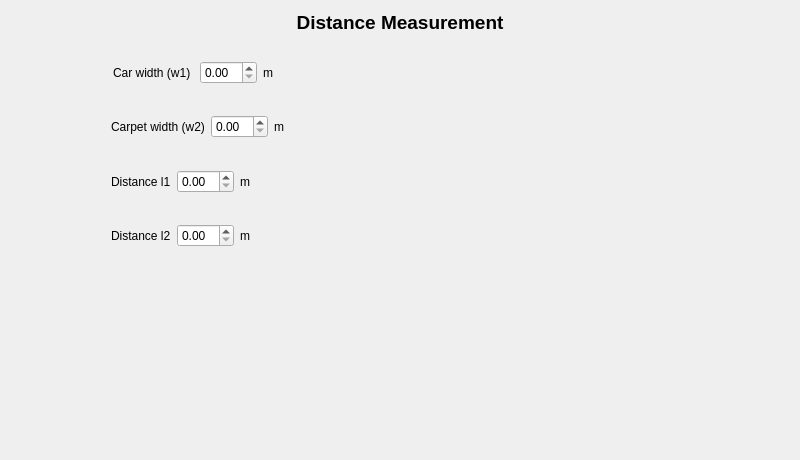
Qt form src/camera_model/camera_wizard/measurement_page/measurement_page.ui (vietanhdev/open-adas) before a commit.
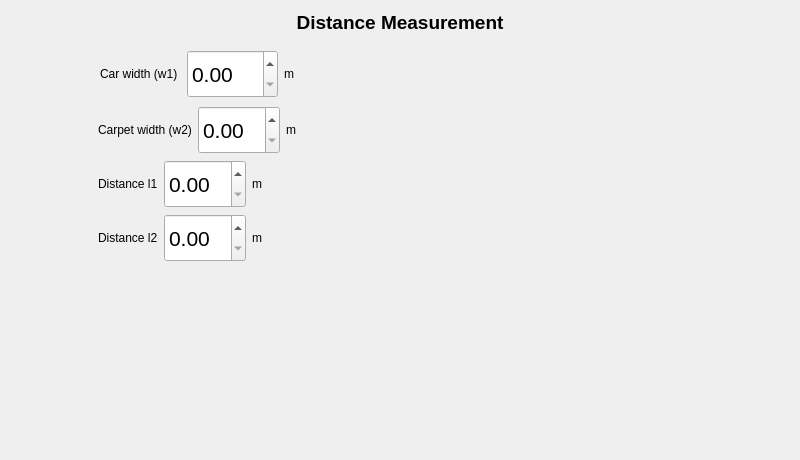
The same form after that commit. Icons and pictures are not drawn.

Commit message: Get value from measurement page

```diff
--- a/src/camera_model/camera_wizard/measurement_page/measurement_page.ui
+++ b/src/camera_model/camera_wizard/measurement_page/measurement_page.ui
@@ -125,7 +125,28 @@
             </widget>
            </item>
            <item>
-            <widget class="QDoubleSpinBox" name="carWidthInput"/>
+            <widget class="QDoubleSpinBox" name="carWidthInput">
+             <property name="sizePolicy">
+              <sizepolicy hsizetype="Minimum" vsizetype="Fixed">
+               <horstretch>32</horstretch>
+               <verstretch>32</verstretch>
+              </sizepolicy>
+             </property>
+             <property name="minimumSize">
+              <size>
+               <width>64</width>
+               <height>48</height>
+              </size>
+             </property>
+             <property name="font">
+              <font>
+               <pointsize>16</pointsize>
+              </font>
+             </property>
+             <property name="singleStep">
+              <double>0.100000000000000</double>
+             </property>
+            </widget>
            </item>
            <item>
             <widget class="QLabel" name="label_6">
@@ -146,7 +167,22 @@
             </widget>
            </item>
            <item>
-            <widget class="QDoubleSpinBox" name="carpetWidthInput"/>
+            <widget class="QDoubleSpinBox" name="carpetWidthInput">
+             <property name="minimumSize">
+              <size>
+               <width>64</width>
+               <height>48</height>
+              </size>
+             </property>
+             <property name="font">
+              <font>
+               <pointsize>16</pointsize>
+              </font>
+             </property>
+             <property name="singleStep">
+              <double>0.100000000000000</double>
+             </property>
+            </widget>
            </item>
            <item>
             <widget class="QLabel" name="label_7">
@@ -167,7 +203,22 @@
             </widget>
            </item>
            <item>
-            <widget class="QDoubleSpinBox" name="carToCarpetDistanceInput"/>
+            <widget class="QDoubleSpinBox" name="carToCarpetDistanceInput">
+             <property name="minimumSize">
+              <size>
+               <width>64</width>
+               <height>48</height>
+              </size>
+             </property>
+             <property name="font">
+              <font>
+               <pointsize>16</pointsize>
+              </font>
+             </property>
+             <property name="singleStep">
+              <double>0.100000000000000</double>
+             </property>
+            </widget>
            </item>
            <item>
             <widget class="QLabel" name="label_8">
@@ -188,7 +239,28 @@
             </widget>
            </item>
            <item>
-            <widget class="QDoubleSpinBox" name="carpetLengthInput"/>
+            <widget class="QDoubleSpinBox" name="carpetLengthInput">
+             <property name="sizePolicy">
+              <sizepolicy hsizetype="Fixed" vsizetype="Fixed">
+               <horstretch>0</horstretch>
+               <verstretch>0</verstretch>
+              </sizepolicy>
+             </property>
+             <property name="minimumSize">
+              <size>
+               <width>64</width>
+               <height>48</height>
+              </size>
+             </property>
+             <property name="font">
+              <font>
+               <pointsize>16</pointsize>
+              </font>
+             </property>
+             <property name="singleStep">
+              <double>0.100000000000000</double>
+             </property>
+            </widget>
            </item>
            <item>
             <widget class="QLabel" name="label_9">
```
The commit also changes 5 other files.
